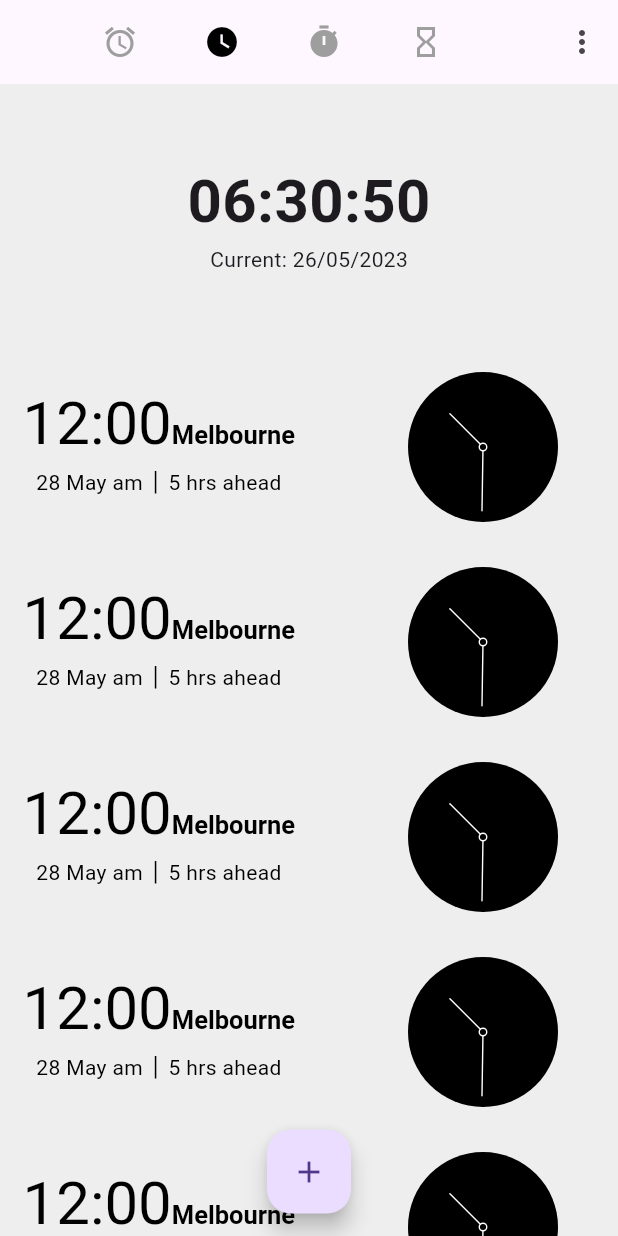
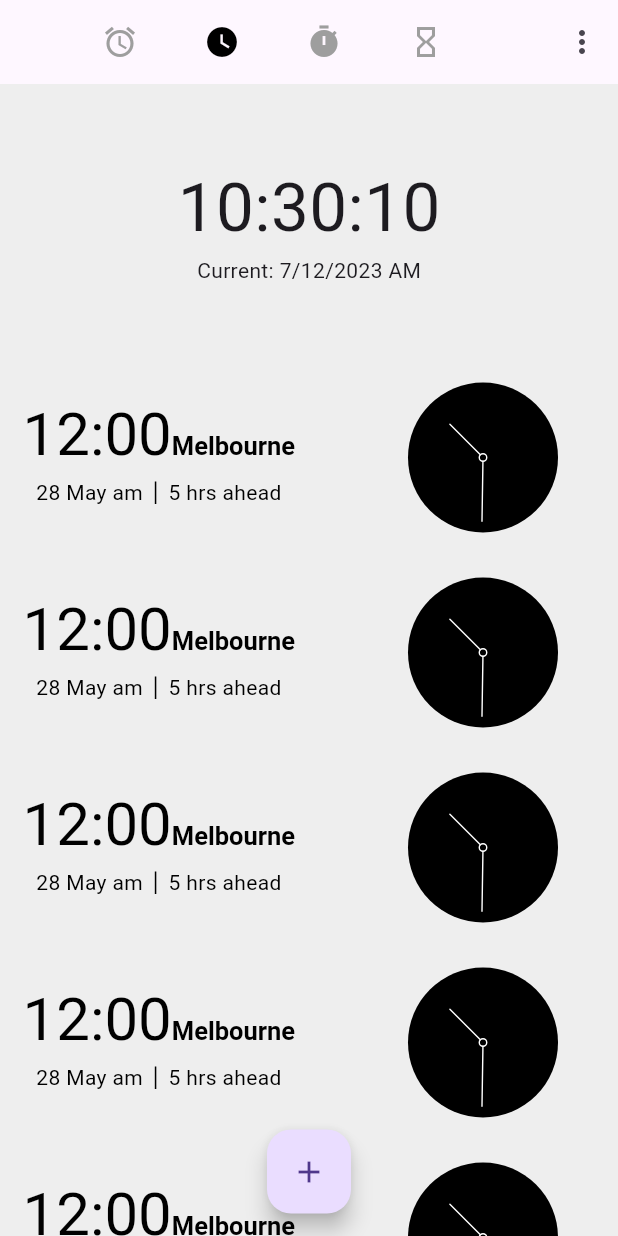
Before and after one commit to 20sw084/Clock, a Flutter app: the screen it shows after launch, after a tap on the "add" icon, after a tap on the "watch later" icon, on a phone screen of 412 x 824 dp. Run offline on Flutter 3.47's test engine with Material 3 defaults, Android fonts, the phone set to English and light mode, and no system bars.

```diff
--- a/lib/main.dart
+++ b/lib/main.dart
@@ -1,4 +1,6 @@
+import 'package:alarm_app/providers/time_provider.dart';
 import 'package:flutter/material.dart';
+import 'package:provider/provider.dart';
 import 'screens/static_screen.dart';
 
 void main() {
@@ -11,12 +13,15 @@ class Mypp extends StatelessWidget {
 
   @override
   Widget build(BuildContext context) {
-    return MaterialApp(
-      debugShowCheckedModeBanner: false,
-      theme: ThemeData(
-          primarySwatch: Colors.blue,
-      ),
-      home: AlarmScreen(),
+    return ChangeNotifierProvider(
+      create: (context) => TimeModel(),
+      child: MaterialApp(
+          debugShowCheckedModeBanner: false,
+          theme: ThemeData(
+            primarySwatch: Colors.blue,
+          ),
+          home: AlarmScreen(),
+        ),
     );
   }
 }
--- /dev/null
+++ b/lib/providers/time_provider.dart
@@ -0,0 +1,30 @@
+import 'dart:async';
+
+import 'package:flutter/material.dart';
+
+class TimeModel extends ChangeNotifier {
+  late String currentTime;
+  late String currentDate;
+
+  TimeModel() {
+    // Initialize with the current time
+    currentTime = _getCurrentTime();
+    currentDate = _getCurrentDate();
+    // Update the time every second
+    Timer.periodic(Duration(seconds: 1), (timer) {
+      currentTime = _getCurrentTime();
+      currentDate = _getCurrentDate();
+      notifyListeners();
+    });
+  }
+
+  String _getCurrentTime() {
+    final DateTime now = DateTime.now();
+    return "${now.hour}:${now.minute}:${now.second}";
+  }
+
+  String _getCurrentDate() {
+    final DateTime now = DateTime.now();
+    return "${now.day}/${now.month}/${now.year} ${now.hour >= 12 ? 'PM' : 'AM'}";
+  }
+}
--- a/lib/screens/static_screen.dart
+++ b/lib/screens/static_screen.dart
@@ -3,7 +3,9 @@ import 'package:flutter/material.dart';
 import 'package:alarm_app/screens/select_city_screen.dart';
 import 'package:alarm_app/widgets/alarm_card.dart';
 import 'package:alarm_app/widgets/timezone_card.dart';
+import 'package:provider/provider.dart';
 import '../external_libs/flutter_time_picker_spinner/flutter_time_picker_spinner.dart';
+import '../providers/time_provider.dart';
 
 class AlarmScreen extends StatefulWidget {
   const AlarmScreen({Key? key}) : super(key: key);
@@ -191,15 +193,19 @@ class _AlarmScreenState extends State<AlarmScreen> {
                     children: [
                       Padding(
                         padding: const EdgeInsets.all(50.0),
-                        child: Column(
-                          children: [
-                            Text(
-                              "06:30:50",
-                              style: TextStyle(
-                                  fontSize: 40, fontWeight: FontWeight.bold),
-                            ),
-                            Text("Current: 26/05/2023"),
-                          ],
+                        child: Consumer<TimeModel>(
+                          builder: (context, timeProvider, child) {
+                            // Todo: Should have 03 in time instead of 3
+                            return Column(
+                              children: [
+                                Text(
+                                  '${timeProvider.currentTime}',
+                                  style: TextStyle(fontSize: 45, fontWeight: FontWeight.normal),
+                                ),
+                                Text("Current: ${timeProvider.currentDate}"),
+                              ],
+                            );
+                          },
                         ),
                       ),
                       Expanded(
--- a/pubspec.yaml
+++ b/pubspec.yaml
@@ -13,6 +13,7 @@ dependencies:
 
   cupertino_icons: ^1.0.2
   js: ^0.6.7
+  provider: ^6.1.1
 
 dev_dependencies:
   flutter_test:
```
Also changed, not shown: pubspec.lock.
